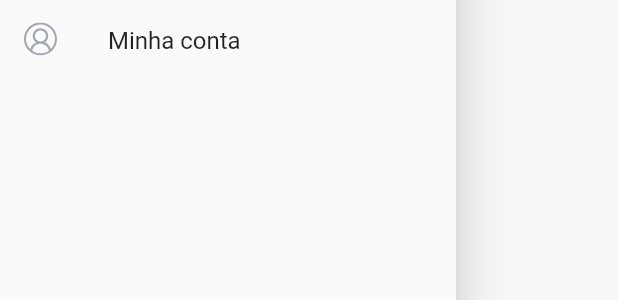
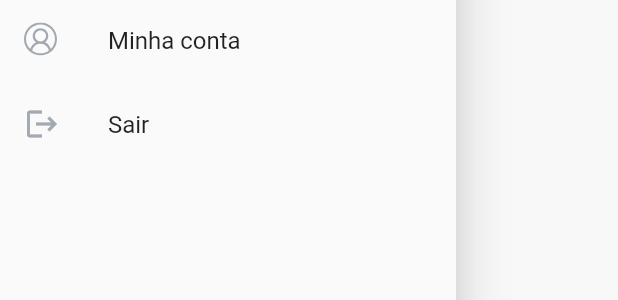
Before and after one commit to JonatasCaetano/Pokedex, a Flutter app: the DrawerWidget widget shown alone on an empty page, opened directly, on a phone screen of 412 x 824 dp. Shown: the part 688-988 px from the top of the screen. Run offline on Flutter 3.47's test engine with Material 2 defaults, Android fonts, the phone set to English and light mode, and no system bars; our stand-ins replace cloud_firestore, dio, firebase_auth, firebase_core, flutter_svg, get and 1 more; accounts and stored records are empty; network calls fail.

Commit message:
feat: added exit button in drawer

```diff
--- a/lib/views/widgets/drawer_widget.dart
+++ b/lib/views/widgets/drawer_widget.dart
@@ -89,6 +89,19 @@ class DrawerWidget extends StatelessWidget {
               ),
               title: const Text("Minha conta"),
             ),
+          ),
+          GestureDetector(
+            onTap: () {
+              mainAppScreenController.logOut();
+              Navigator.pop(context);
+            },
+            child: const ListTile(
+              leading: Icon(
+                Icons.logout,
+                color: Color(0xffa2a9b0),
+              ),
+              title: Text("Sair"),
+            ),
           )
         ],
       ),
```
